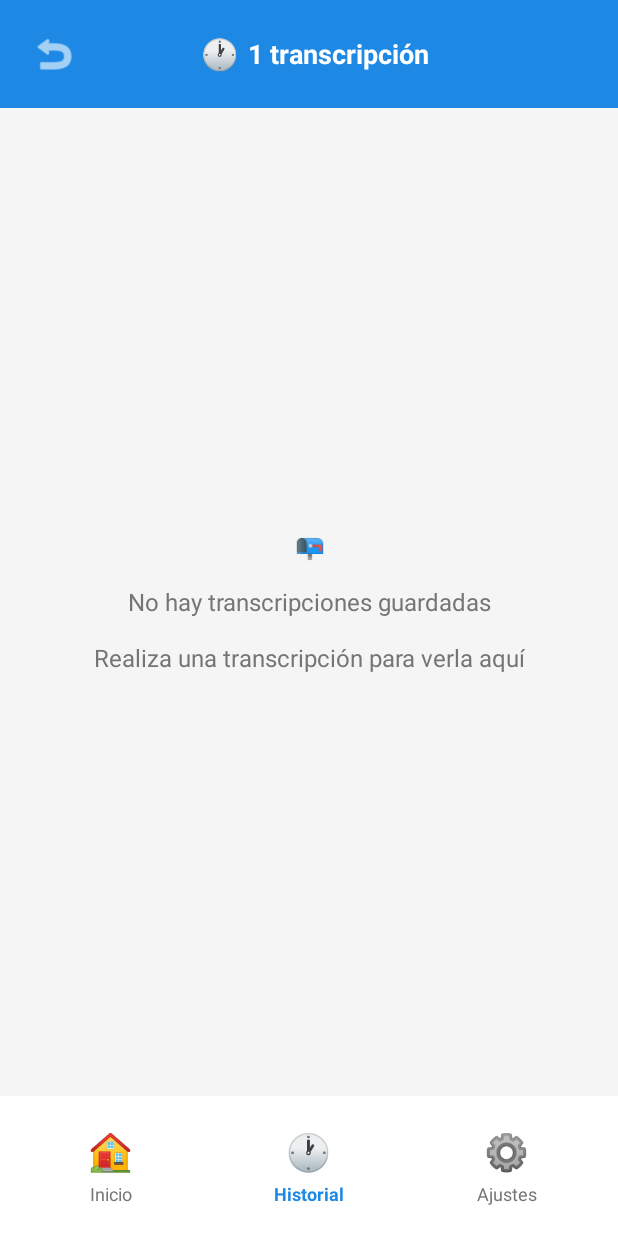
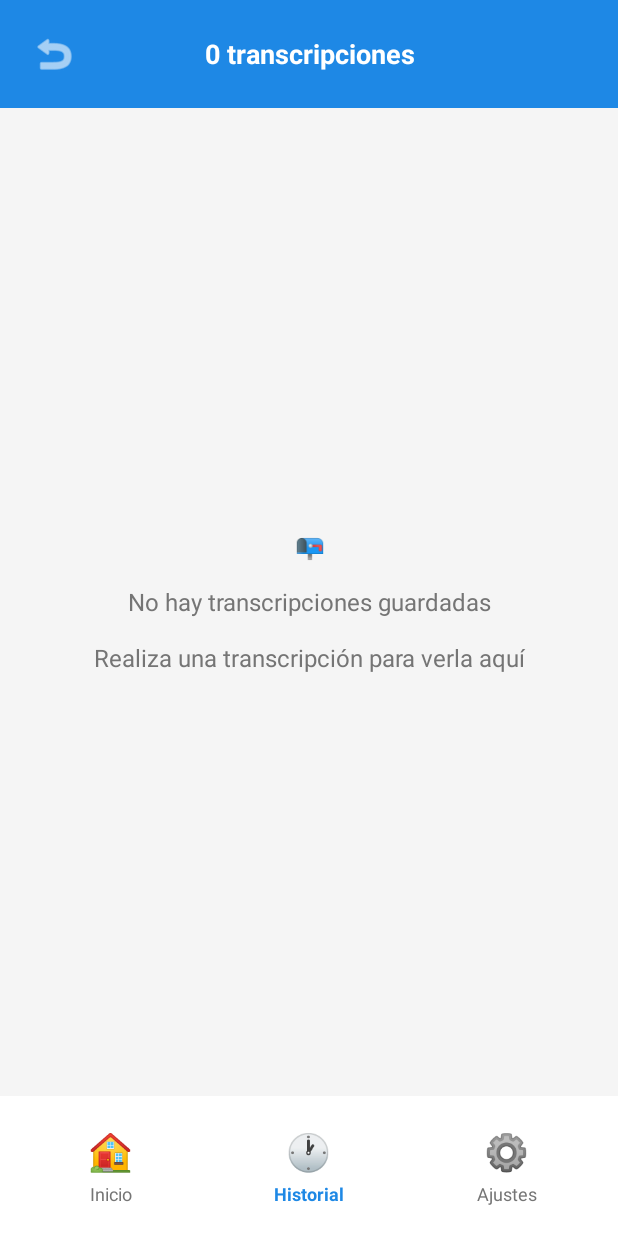
Before and after one commit to MsTrG099/UleamTesisAppAndroid, an Android app: the HistoryActivity screen opened directly, with no data from a screen before it, on a phone screen of 412 x 824 dp. Run offline under Robolectric (Android 15) with nearby library versions, the phone set to English and light mode, and no system bars.

Commit message:
Commit 4: Cambios en el diseño y añadidos finales 3.

```diff
--- a/app/src/main/java/com/example/speachtotext/HistoryActivity.kt
+++ b/app/src/main/java/com/example/speachtotext/HistoryActivity.kt
@@ -5,6 +5,7 @@ import android.content.ClipboardManager
 import android.content.Context
 import android.content.Intent
 import android.os.Bundle
+import android.util.Log
 import android.view.LayoutInflater
 import android.view.View
 import android.view.ViewGroup
@@ -19,6 +20,7 @@ import com.example.speachtotext.database.TranscriptionRecord
 class HistoryActivity : AppCompatActivity() {
 
     private lateinit var btnBack: ImageButton
+    private lateinit var tvTranscriptionCount: TextView
     private lateinit var recyclerView: RecyclerView
     private lateinit var tvEmptyState: TextView
     private var btnBottomHome: View? = null
@@ -28,6 +30,10 @@ class HistoryActivity : AppCompatActivity() {
     private lateinit var database: TranscriptionDatabase
     private lateinit var adapter: HistoryAdapter
     private var allRecords = listOf<TranscriptionRecord>()
+
+    companion object {
+        private const val TAG = "HistoryActivity"
+    }
 
     override fun onCreate(savedInstanceState: Bundle?) {
         ThemeHelper.applyTheme(this)
@@ -44,6 +50,7 @@ class HistoryActivity : AppCompatActivity() {
 
     private fun initViews() {
         btnBack = findViewById(R.id.btnBack)
+        tvTranscriptionCount = findViewById(R.id.tvTranscriptionCount)
         recyclerView = findViewById(R.id.recyclerViewHistory)
         tvEmptyState = findViewById(R.id.tvEmptyState)
         btnBottomHome = findViewById(R.id.btnBottomHome)
@@ -75,12 +82,24 @@ class HistoryActivity : AppCompatActivity() {
 
     private fun loadHistory() {
         allRecords = database.getAllTranscriptions()
+        Log.d(TAG, "Transcripciones cargadas: ${allRecords.size}")
+
         adapter.submitList(allRecords)
         updateEmptyState()
     }
 
     private fun updateEmptyState() {
-        if (adapter.itemCount == 0) {
+        val count = adapter.itemCount
+
+        // Actualizar contador en el header
+        tvTranscriptionCount.text = if (count == 1) {
+            "$count transcripción"
+        } else {
+            "$count transcripciones"
+        }
+
+        // Mostrar/ocultar empty state
+        if (count == 0) {
             tvEmptyState.visibility = View.VISIBLE
             recyclerView.visibility = View.GONE
         } else {
@@ -121,6 +140,7 @@ class HistoryActivity : AppCompatActivity() {
             .setMessage("¿Estás seguro de que deseas eliminar esta transcripción?")
             .setPositiveButton("Eliminar") { _, _ ->
                 database.deleteTranscription(record.id)
+                Log.d(TAG, "Transcripción eliminada - ID: ${record.id}")
                 NotificationHelper.show(this, "✓ Transcripción eliminada")
                 loadHistory()
             }
@@ -130,7 +150,7 @@ class HistoryActivity : AppCompatActivity() {
 }
 
 /**
- * Adapter actualizado para el nuevo diseño
+ * Adapter para mostrar el historial de transcripciones
  */
 class HistoryAdapter(
     private val onItemClick: (TranscriptionRecord) -> Unit,
--- a/app/src/main/res/layout/activity_history.xml
+++ b/app/src/main/res/layout/activity_history.xml
@@ -24,29 +24,18 @@
             android:contentDescription="Volver"
             android:tint="@color/white"/>
 
-        <LinearLayout
+        <TextView
+            android:id="@+id/tvTranscriptionCount"
             android:layout_width="0dp"
             android:layout_height="wrap_content"
             android:layout_weight="1"
-            android:orientation="horizontal"
+            android:text="0 transcripciones"
+            android:textSize="18sp"
+            android:textStyle="bold"
+            android:textColor="@color/white"
             android:gravity="center"
-            android:layout_marginStart="8dp">
-
-            <TextView
-                android:layout_width="wrap_content"
-                android:layout_height="wrap_content"
-                android:text="🕐"
-                android:textSize="20sp"
-                android:layout_marginEnd="6dp"/>
-
-            <TextView
-                android:layout_width="wrap_content"
-                android:layout_height="wrap_content"
-                android:text="1 transcripción"
-                android:textSize="18sp"
-                android:textStyle="bold"
-                android:textColor="@color/white"/>
-        </LinearLayout>
+            android:layout_marginStart="8dp"
+            android:layout_marginEnd="8dp"/>
 
         <View
             android:layout_width="40dp"
@@ -59,7 +48,7 @@
         android:layout_width="match_parent"
         android:layout_height="0dp"
         android:layout_weight="1"
-        android:padding="16dp"
+        android:padding="8dp"
         android:clipToPadding="false"/>
 
     <!-- Empty State -->
@@ -167,31 +156,4 @@
         </LinearLayout>
     </LinearLayout>
 
-    <!-- Elementos ocultos para compatibilidad -->
-    <FrameLayout
-        android:layout_width="0dp"
-        android:layout_height="0dp"
-        android:visibility="gone">
-
-        <TextView
-            android:id="@+id/tvStats"
-            android:layout_width="match_parent"
-            android:layout_height="wrap_content"/>
-
-        <SearchView
-            android:id="@+id/searchView"
-            android:layout_width="match_parent"
-            android:layout_height="wrap_content"/>
-
-        <Spinner
-            android:id="@+id/spinnerFilter"
-            android:layout_width="wrap_content"
-            android:layout_height="wrap_content"/>
-
-        <Button
-            android:id="@+id/btnClearAll"
-            android:layout_width="match_parent"
-            android:layout_height="wrap_content"/>
-    </FrameLayout>
-
 </LinearLayout>
```
Also changed, not shown: app/src/main/java/com/example/speachtotext/SettingsActivity.kt (+33 -23 lines), app/src/main/java/com/example/speachtotext/TranscriptionActivity.kt (+29 -61 lines), app/src/main/res/layout/activity_settings.xml (+1 -23 lines), app/src/main/res/layout/item_history.xml (+33 -41 lines).
